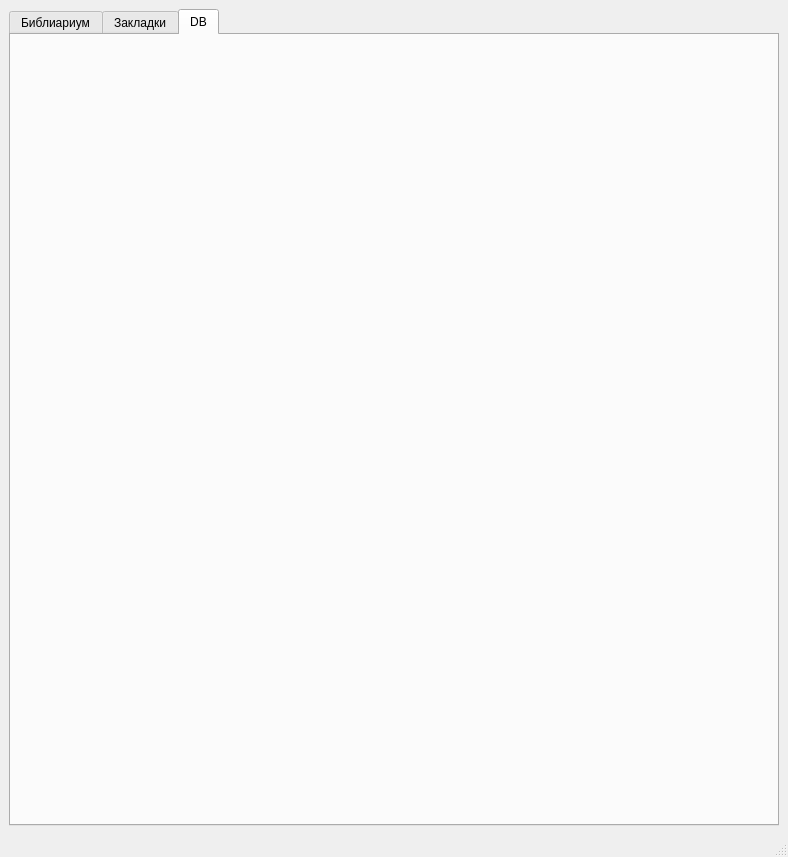
This is PROJECT.ui in aqvi1a/QtProject as Qt 5 draws it before an edit. The edited form follows.
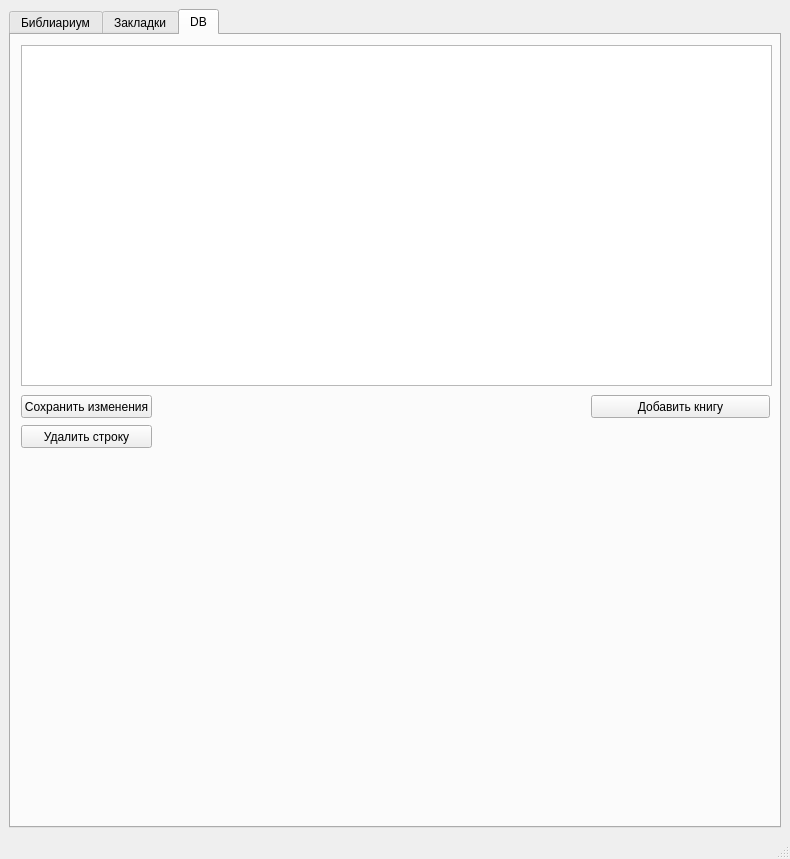
This is the edited form. The open tabs and pages were chosen to show the change. Icons and pictures are not drawn.

Commit message: Finish project

```diff
--- a/PROJECT.ui
+++ b/PROJECT.ui
@@ -6,8 +6,8 @@
    <rect>
     <x>0</x>
     <y>0</y>
-    <width>788</width>
-    <height>857</height>
+    <width>790</width>
+    <height>859</height>
    </rect>
   </property>
   <property name="sizePolicy">
@@ -18,14 +18,14 @@
   </property>
   <property name="minimumSize">
    <size>
-    <width>0</width>
-    <height>0</height>
+    <width>790</width>
+    <height>859</height>
    </size>
   </property>
   <property name="maximumSize">
    <size>
-    <width>16777215</width>
-    <height>16777215</height>
+    <width>790</width>
+    <height>859</height>
    </size>
   </property>
   <property name="windowTitle">
@@ -414,6 +414,55 @@
        <attribute name="title">
         <string>DB</string>
        </attribute>
+       <widget class="QTableWidget" name="dbtable">
+        <property name="geometry">
+         <rect>
+          <x>10</x>
+          <y>10</y>
+          <width>751</width>
+          <height>341</height>
+         </rect>
+        </property>
+       </widget>
+       <widget class="QPushButton" name="save_changes">
+        <property name="geometry">
+         <rect>
+          <x>10</x>
+          <y>360</y>
+          <width>131</width>
+          <height>23</height>
+         </rect>
+        </property>
+        <property name="text">
+         <string>Сохранить изменения</string>
+        </property>
+       </widget>
+       <widget class="QPushButton" name="del_but">
+        <property name="geometry">
+         <rect>
+          <x>10</x>
+          <y>390</y>
+          <width>131</width>
+          <height>23</height>
+         </rect>
+        </property>
+        <property name="text">
+         <string>Удалить строку</string>
+        </property>
+       </widget>
+       <widget class="QPushButton" name="add_book">
+        <property name="geometry">
+         <rect>
+          <x>580</x>
+          <y>360</y>
+          <width>179</width>
+          <height>23</height>
+         </rect>
+        </property>
+        <property name="text">
+         <string>Добавить книгу</string>
+        </property>
+       </widget>
       </widget>
      </widget>
     </item>
```
Left out of the diff: 17 changed lines with no effect on the pictures. The commit also changes 18 other files.
